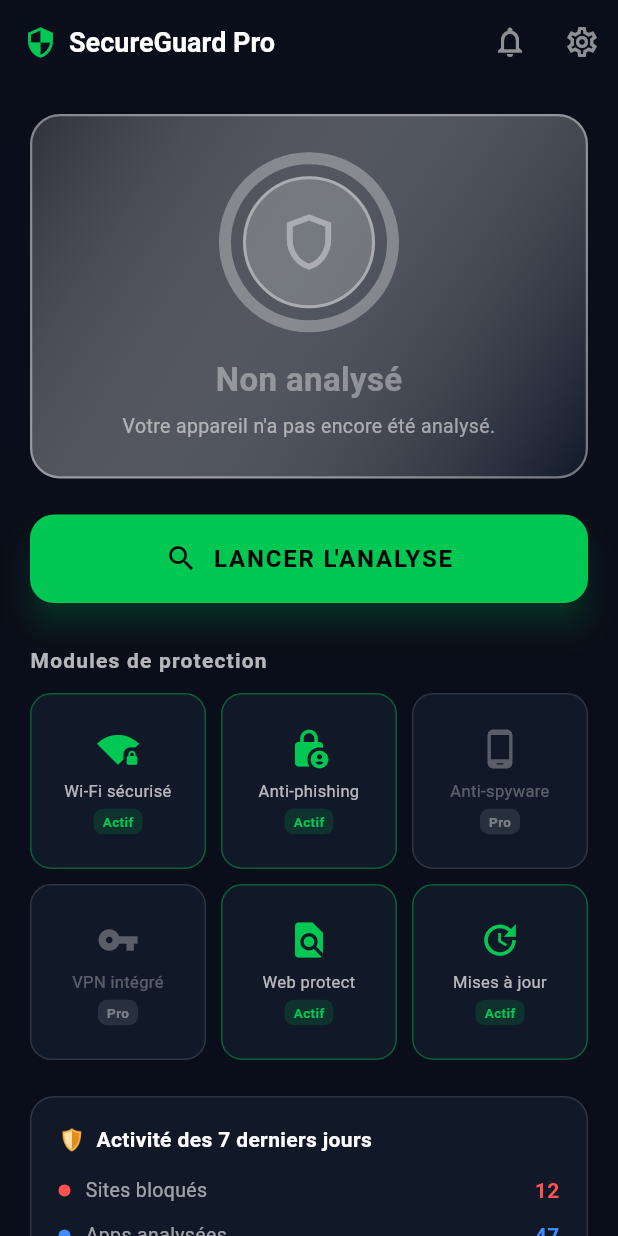
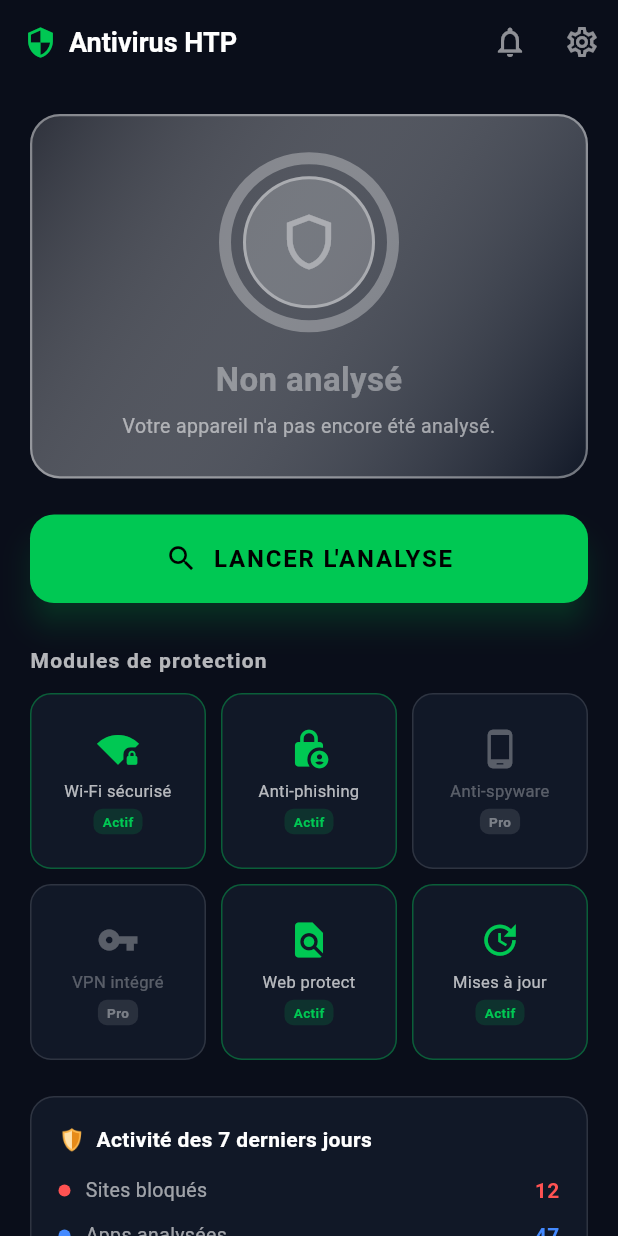
Before and after one commit to Thvnou/antivirus_htp, a Flutter app: the screen it shows after launch, on a phone screen of 412 x 824 dp. Run offline on Flutter 3.47's test engine with Material 3 defaults, Android fonts, the phone set to English and light mode, and no system bars; our stand-ins replace permission_handler.

Commit message:
Antivirus-htp

```diff
--- a/lib/main.dart
+++ b/lib/main.dart
@@ -11,7 +11,7 @@ class FakeAntivirusApp extends StatelessWidget {
   @override
   Widget build(BuildContext context) {
     return MaterialApp(
-      title: 'SecureGuard Pro',
+      title: 'Antivirus HTP Pro',
       debugShowCheckedModeBanner: false,
       theme: ThemeData(
         colorScheme: ColorScheme.fromSeed(
@@ -91,7 +91,7 @@ class _SplashScreenState extends State<SplashScreen>
                 ),
                 const SizedBox(height: 20),
                 const Text(
-                  'SecureGuard Pro',
+                  'Antivirus HTP',
                   style: TextStyle(
                     fontSize: 26,
                     fontWeight: FontWeight.bold,
@@ -221,7 +221,7 @@ class _HomeScreenState extends State<HomeScreen> with TickerProviderStateMixin {
           children: [
             Icon(Icons.security, color: Color(0xFF00C853)),
             SizedBox(width: 8),
-            Text('SecureGuard Pro',
+            Text('Antivirus HTP',
                 style: TextStyle(color: Colors.white, fontSize: 16)),
           ],
         ),
@@ -263,7 +263,7 @@ class _HomeScreenState extends State<HomeScreen> with TickerProviderStateMixin {
             Icon(Icons.security, color: Color(0xFF00C853), size: 22),
             SizedBox(width: 8),
             Text(
-              'SecureGuard Pro',
+              'Antivirus HTP',
               style: TextStyle(
                   color: Colors.white,
                   fontSize: 18,
```
